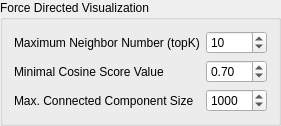
Before: the Qt Designer form metgem/ui/widgets/force_directed_options_widget.ui in metgem/metgem, drawn with Qt 5.
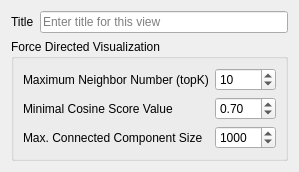
After: the same form once the commit is applied.

Commit message: Add title for each visualization widget

What changed in the file:
```diff
--- a/metgem/ui/widgets/force_directed_options_widget.ui
+++ b/metgem/ui/widgets/force_directed_options_widget.ui
@@ -1,50 +1,88 @@
 <?xml version="1.0" encoding="UTF-8"?>
 <ui version="4.0">
- <class>gbForceDirectedOptions</class>
- <widget class="QGroupBox" name="gbForceDirectedOptions">
+ <class>ForceDirectedOptionsWidget</class>
+ <widget class="QWidget" name="ForceDirectedOptionsWidget">
   <property name="geometry">
    <rect>
     <x>0</x>
     <y>0</y>
-    <width>274</width>
-    <height>120</height>
+    <width>292</width>
+    <height>166</height>
    </rect>
   </property>
-  <property name="title">
+  <property name="sizePolicy">
+   <sizepolicy hsizetype="Fixed" vsizetype="Fixed">
+    <horstretch>0</horstretch>
+    <verstretch>0</verstretch>
+   </sizepolicy>
+  </property>
+  <property name="windowTitle">
    <string>Force Directed Visualization</string>
   </property>
-  <layout class="QGridLayout" name="gridLayout_3">
+  <layout class="QGridLayout" name="gridLayout">
+   <property name="sizeConstraint">
+    <enum>QLayout::SetFixedSize</enum>
+   </property>
    <item row="0" column="1">
-    <widget class="QSpinBox" name="spinForceDirectedMaxNeighbor">
-     <property name="enabled">
+    <widget class="QLineEdit" name="editTitle">
+     <property name="toolTip">
+      <string>Title of the visualization (leave blank for default)</string>
+     </property>
+     <property name="maxLength">
+      <number>50</number>
+     </property>
+     <property name="placeholderText">
+      <string>Enter title for this view</string>
+     </property>
+     <property name="clearButtonEnabled">
       <bool>true</bool>
      </property>
-     <property name="minimum">
-      <number>0</number>
-     </property>
-     <property name="maximum">
-      <number>1000</number>
-     </property>
-     <property name="value">
-      <number>10</number>
-     </property>
     </widget>
    </item>
    <item row="0" column="0">
+    <widget class="QLabel" name="label">
+     <property name="text">
+      <string>Title</string>
+     </property>
+    </widget>
+   </item>
+   <item row="1" column="0" colspan="2">
+    <widget class="QGroupBox" name="gbForceDirectedOptions">
+     <property name="title">
+      <string>Force Directed Visualization</string>
+     </property>
+     <layout class="QGridLayout" name="gridLayout_2">
+      <item row="0" column="2">
     <widget class="QLabel" name="label_3">
      <property name="text">
       <string>Maximum Neighbor Number (topK)</string>
      </property>
     </widget>
    </item>
-   <item row="1" column="0">
+      <item row="0" column="3">
+       <widget class="QSpinBox" name="spinForceDirectedMaxNeighbor">
+        <property name="enabled">
+         <bool>true</bool>
+        </property>
+        <property name="minimum">
+         <number>0</number>
+        </property>
+        <property name="maximum">
+         <number>1000</number>
+        </property>
+        <property name="value">
+         <number>10</number>
+        </property>
+       </widget>
+      </item>
+      <item row="1" column="2">
     <widget class="QLabel" name="label_7">
      <property name="text">
       <string>Minimal Cosine Score Value</string>
      </property>
     </widget>
    </item>
-   <item row="1" column="1">
+      <item row="1" column="3">
     <widget class="QDoubleSpinBox" name="spinForceDirectedMinScore">
      <property name="enabled">
       <bool>true</bool>
@@ -63,33 +101,7 @@
      </property>
     </widget>
    </item>
-   <item row="3" column="0">
-    <spacer name="verticalSpacer">
-     <property name="orientation">
-      <enum>Qt::Vertical</enum>
-     </property>
-     <property name="sizeHint" stdset="0">
-      <size>
-       <width>20</width>
-       <height>40</height>
-      </size>
-     </property>
-    </spacer>
-   </item>
-   <item row="0" column="2" rowspan="3">
-    <spacer name="horizontalSpacer">
-     <property name="orientation">
-      <enum>Qt::Horizontal</enum>
-     </property>
-     <property name="sizeHint" stdset="0">
-      <size>
-       <width>40</width>
-       <height>20</height>
-      </size>
-     </property>
-    </spacer>
-   </item>
-   <item row="2" column="0">
+      <item row="2" column="2">
     <widget class="QLabel" name="label_4">
      <property name="enabled">
       <bool>true</bool>
@@ -99,7 +111,7 @@
      </property>
     </widget>
    </item>
-   <item row="2" column="1">
+      <item row="2" column="3">
     <widget class="QSpinBox" name="spinForceDirectedMaxConnectedComponentSize">
      <property name="enabled">
       <bool>true</bool>
@@ -117,11 +129,9 @@
    </item>
   </layout>
  </widget>
- <tabstops>
-  <tabstop>spinForceDirectedMaxNeighbor</tabstop>
-  <tabstop>spinForceDirectedMinScore</tabstop>
-  <tabstop>spinForceDirectedMaxConnectedComponentSize</tabstop>
- </tabstops>
+   </item>
+  </layout>
+ </widget>
  <resources/>
  <connections/>
 </ui>
```
Lines whose indentation alone changed are shown as unchanged. The commit also changes 9 other files.
